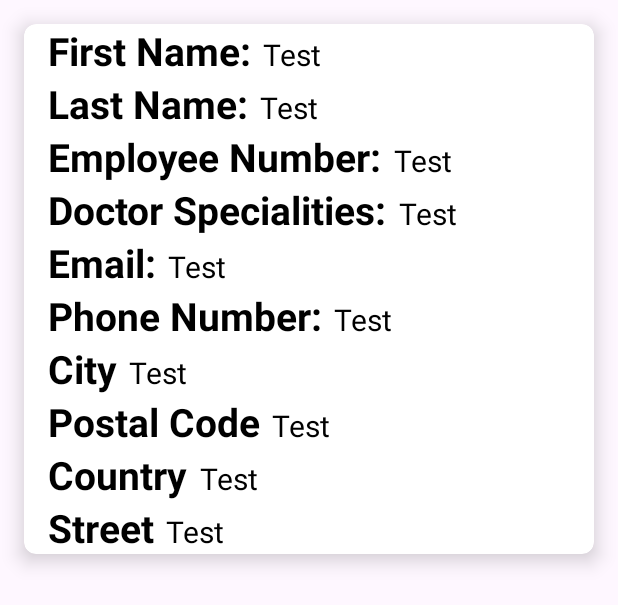
After one commit to uOttawaSEGA2023/project-project-group-26, an Android app: the layout pendinglistitem.xml on its own in the app's theme, with its tools: preview values and no code run, on a phone screen of 412 x 824 dp. The commit adds this screen. Shown: the top 605 px of the screen. Run offline under Robolectric (Android 15) with nearby library versions, the phone set to English and light mode, and no system bars.

Commit message:
Changes
changes

```diff
--- a/app/src/main/java/com/example/doctorregistration/MainActivity.java
+++ /dev/null
@@ -1,2 +0,0 @@
-package com.example.doctorregistration;public class MainActivity {
-}
--- /dev/null
+++ b/app/src/main/res/layout/pendinglistitem.xml
@@ -0,0 +1,258 @@
+<?xml version="1.0" encoding="utf-8"?>
+<androidx.cardview.widget.CardView xmlns:android="http://schemas.android.com/apk/res/android"
+    android:layout_width="match_parent"
+    android:layout_height="wrap_content"
+    xmlns:app="http://schemas.android.com/apk/res-auto"
+    app:cardElevation = "8dp"
+    app:cardCornerRadius="8dp"
+    android:layout_margin="16dp">
+
+    <LinearLayout
+        android:layout_width="wrap_content"
+        android:layout_height="wrap_content"
+        android:layout_marginLeft="16dp"
+        android:orientation="vertical">
+
+        <LinearLayout
+            android:layout_width="wrap_content"
+            android:layout_height="wrap_content"
+            android:layout_gravity="center_vertical"
+            android:orientation="horizontal">
+
+            <TextView
+                android:layout_width="wrap_content"
+                android:layout_height="wrap_content"
+                android:text = "First Name:"
+                android:textColor="@color/black"
+                android:textSize="26sp"
+                android:textStyle="bold"/>
+
+            <TextView
+                android:id="@+id/firstName"
+                android:layout_width="wrap_content"
+                android:layout_height="wrap_content"
+                android:layout_marginLeft="8dp"
+                android:text = "Test"
+                android:textColor="@color/black"
+                android:textSize="20sp"/>
+        </LinearLayout>
+
+        <LinearLayout
+            android:layout_width="wrap_content"
+            android:layout_height="wrap_content"
+            android:layout_gravity="center_vertical"
+            android:orientation="horizontal">
+
+            <TextView
+                android:layout_width="wrap_content"
+                android:layout_height="wrap_content"
+                android:text = "Last Name:"
+                android:textColor="@color/black"
+                android:textSize="26sp"
+                android:textStyle="bold"/>
+
+            <TextView
+                android:id="@+id/lastName"
+                android:layout_width="wrap_content"
+                android:layout_height="wrap_content"
+                android:layout_marginLeft="8dp"
+                android:text = "Test"
+                android:textColor="@color/black"
+                android:textSize="20sp"/>
+        </LinearLayout>
+
+        <LinearLayout
+            android:layout_width="wrap_content"
+            android:layout_height="wrap_content"
+            android:layout_gravity="center_vertical"
+            android:orientation="horizontal">
+
+            <TextView
+                android:layout_width="wrap_content"
+                android:layout_height="wrap_content"
+                android:text = "Employee Number:"
+                android:textColor="@color/black"
+                android:textSize="26sp"
+                android:textStyle="bold"/>
+
+            <TextView
+                android:id="@+id/employeeNumber"
+                android:layout_width="wrap_content"
+                android:layout_height="wrap_content"
+                android:layout_marginLeft="8dp"
+                android:text = "Test"
+                android:textColor="@color/black"
+                android:textSize="20sp"/>
+        </LinearLayout>
+
+        <LinearLayout
+            android:layout_width="wrap_content"
+            android:layout_height="wrap_content"
+            android:layout_gravity="center_vertical"
+            android:orientation="horizontal">
+
+            <TextView
+                android:layout_width="wrap_content"
+                android:layout_height="wrap_content"
+                android:text = "Doctor Specialities:"
+                android:textColor="@color/black"
+                android:textSize="26sp"
+                android:textStyle="bold"/>
+
+            <TextView
+                android:id="@+id/doctorSpecialities"
+                android:layout_width="wrap_content"
+                android:layout_height="wrap_content"
+                android:layout_marginLeft="8dp"
+                android:text = "Test"
+                android:textColor="@color/black"
+                android:textSize="20sp"/>
+        </LinearLayout>
+
+        <LinearLayout
+            android:layout_width="wrap_content"
+            android:layout_height="wrap_content"
+            android:layout_gravity="center_vertical"
+            android:orientation="horizontal">
+
+            <TextView
+                android:layout_width="wrap_content"
+                android:layout_height="wrap_content"
+                android:text = "Email:"
+                android:textColor="@color/black"
+                android:textSize="26sp"
+                android:textStyle="bold"/>
+
+            <TextView
+                android:id="@+id/email"
+                android:layout_width="wrap_content"
+                android:layout_height="wrap_content"
+                android:layout_marginLeft="8dp"
+                android:text = "Test"
+                android:textColor="@color/black"
+                android:textSize="20sp"/>
+        </LinearLayout>
+
+        <LinearLayout
+            android:layout_width="wrap_content"
+            android:layout_height="wrap_content"
+            android:layout_gravity="center_vertical"
+            android:orientation="horizontal">
+
+            <TextView
+                android:layout_width="wrap_content"
+                android:layout_height="wrap_content"
+                android:text = "Phone Number:"
+                android:textColor="@color/black"
+                android:textSize="26sp"
+                android:textStyle="bold"/>
+
+            <TextView
+                android:id="@+id/phoneNumber"
+                android:layout_width="wrap_content"
+                android:layout_height="wrap_content"
+                android:layout_marginLeft="8dp"
+                android:text = "Test"
+                android:textColor="@color/black"
+                android:textSize="20sp"/>
+        </LinearLayout>
+
+        <LinearLayout
+            android:layout_width="wrap_content"
+            android:layout_height="wrap_content"
+            android:layout_gravity="center_vertical"
+            android:orientation="horizontal">
+
+            <TextView
+                android:layout_width="wrap_content"
+                android:layout_height="wrap_content"
+                android:text = "City"
+                android:textColor="@color/black"
+                android:textSize="26sp"
+                android:textStyle="bold"/>
+
+            <TextView
+                android:id="@+id/city"
+                android:layout_width="wrap_content"
+                android:layout_height="wrap_content"
+                android:layout_marginLeft="8dp"
+                android:text = "Test"
+                android:textColor="@color/black"
+                android:textSize="20sp"/>
+        </LinearLayout>
+
+        <LinearLayout
+            android:layout_width="wrap_content"
+            android:layout_height="wrap_content"
+            android:layout_gravity="center_vertical"
+            android:orientation="horizontal">
+
+            <TextView
+                android:layout_width="wrap_content"
+                android:layout_height="wrap_content"
+                android:text = "Postal Code"
+                android:textColor="@color/black"
+                android:textSize="26sp"
+                android:textStyle="bold"/>
+
+            <TextView
+                android:id="@+id/postalCode"
+                android:layout_width="wrap_content"
+                android:layout_height="wrap_content"
+                android:layout_marginLeft="8dp"
+                android:text = "Test"
+                android:textColor="@color/black"
+                android:textSize="20sp"/>
+        </LinearLayout>
+
+        <LinearLayout
+            android:layout_width="wrap_content"
+            android:layout_height="wrap_content"
+            android:layout_gravity="center_vertical"
+            android:orientation="horizontal">
+
+            <TextView
+                android:layout_width="wrap_content"
+                android:layout_height="wrap_content"
+                android:text = "Country"
+                android:textColor="@color/black"
+                android:textSize="26sp"
+                android:textStyle="bold"/>
+
+            <TextView
+                android:id="@+id/country"
+                android:layout_width="wrap_content"
+                android:layout_height="wrap_content"
+                android:layout_marginLeft="8dp"
+                android:text = "Test"
+                android:textColor="@color/black"
+                android:textSize="20sp"/>
+        </LinearLayout>
+
+        <LinearLayout
+            android:layout_width="wrap_content"
+            android:layout_height="wrap_content"
+            android:layout_gravity="center_vertical"
+            android:orientation="horizontal">
+            <TextView
+                android:layout_width="wrap_content"
+                android:layout_height="wrap_content"
+                android:text = "Street"
+                android:textColor="@color/black"
+                android:textSize="26sp"
+                android:textStyle="bold"/>
+
+            <TextView
+                android:id="@+id/street"
+                android:layout_width="wrap_content"
+                android:layout_height="wrap_content"
+                android:layout_marginLeft="8dp"
+                android:text = "Test"
+                android:textColor="@color/black"
+                android:textSize="20sp"/>
+        </LinearLayout>
+
+    </LinearLayout>
+
+
+</androidx.cardview.widget.CardView>
```
Also changed, not shown: app/src/main/java/com/example/doctorregistration/MainActivity2.java (deleted, +0 -14 lines), app/src/main/java/com/example/doctorregistration/MyAdapter.java (+79 -1 lines), app/src/main/java/com/example/doctorregistration/MyAdapterPatient.java (added, +73 -0 lines), app/src/main/res/layout/activity_pending_list.xml (added, +17 -0 lines), app/src/main/res/layout/pendinglistitempatient.xml (added, +235 -0 lines).
